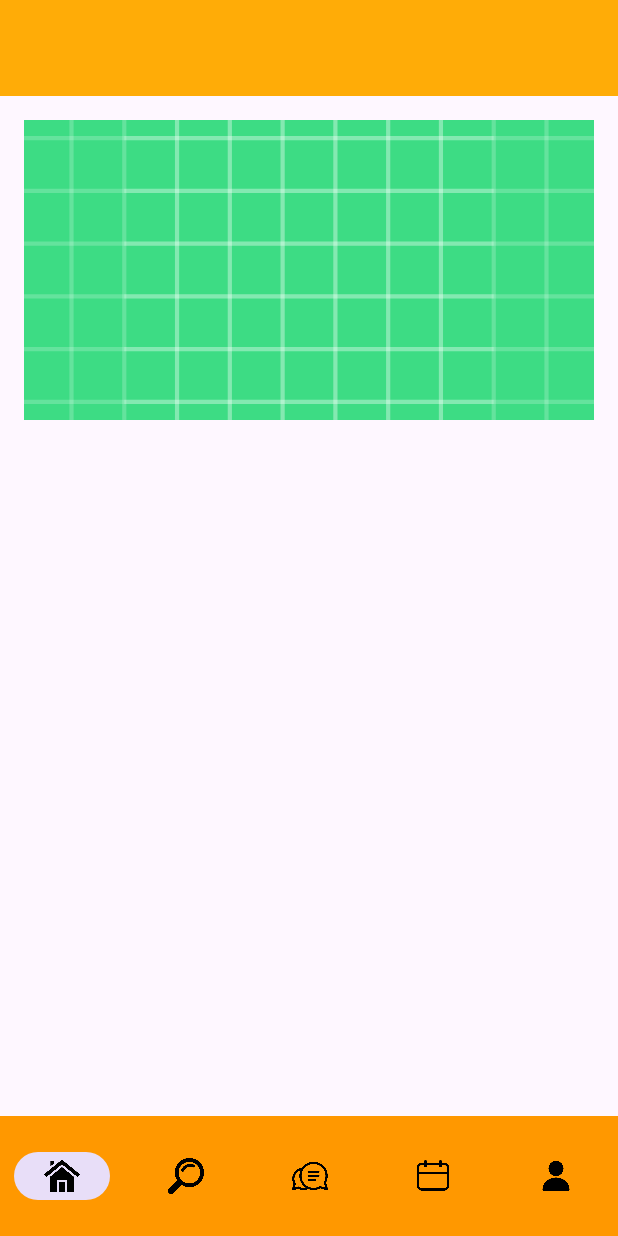
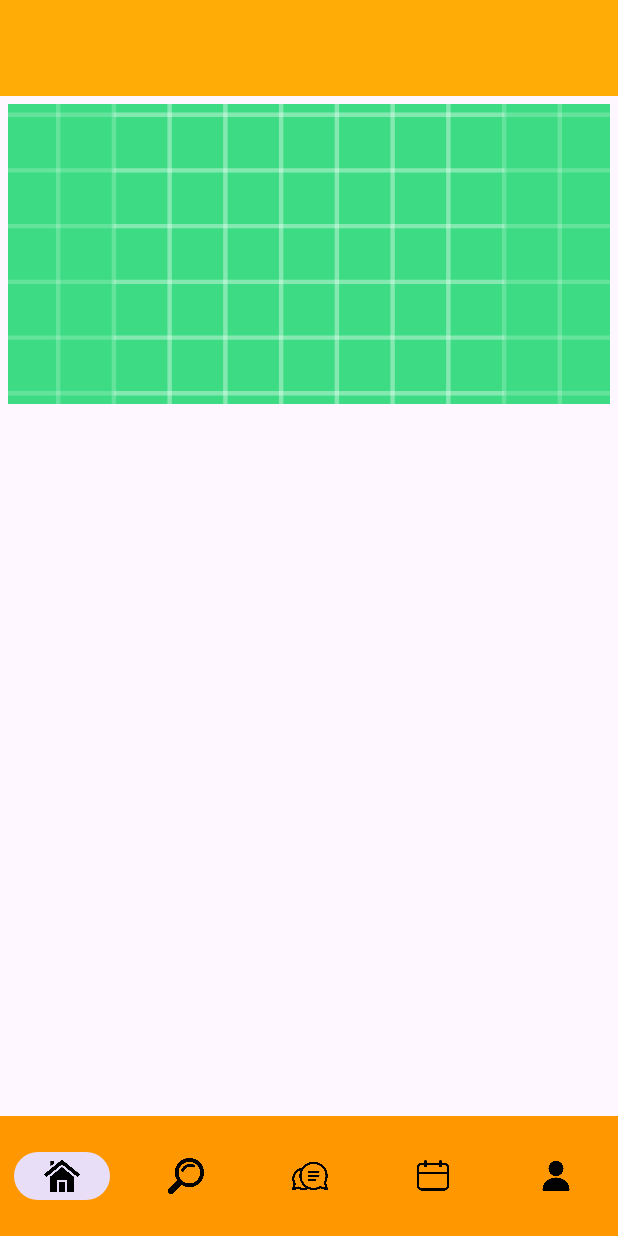
Before and after one commit to Park147/1st-Web-App-Project, an Android app: the layout activity_detail.xml on its own in the app's theme, with its tools: preview values and no code run, on a phone screen of 412 x 824 dp. Run offline under Robolectric (Android 15) with nearby library versions, the phone set to English and light mode, and no system bars.

```diff
--- a/app/src/main/res/layout/activity_detail.xml
+++ b/app/src/main/res/layout/activity_detail.xml
@@ -10,7 +10,8 @@
         android:id="@+id/appBarLayout"
         android:layout_width="match_parent"
         android:layout_height="wrap_content"
-        android:theme="@style/ThemeOverlay.AppCompat.ActionBar">
+        android:theme="@style/ThemeOverlay.AppCompat.ActionBar"
+        tools:ignore="MissingConstraints">
 
         <androidx.appcompat.widget.Toolbar
             android:id="@+id/toolbar"
@@ -25,13 +26,13 @@
     <LinearLayout
         android:layout_width="match_parent"
         android:layout_height="0dp"
-        android:layout_marginStart="16dp"
-        android:layout_marginTop="16dp"
-        android:layout_marginEnd="16dp"
-        android:layout_marginBottom="16dp"
+        android:layout_marginStart="5dp"
+        android:layout_marginTop="5dp"
+        android:layout_marginEnd="5dp"
+        android:layout_marginBottom="5dp"
         android:orientation="vertical"
         app:layout_behavior="@string/appbar_scrolling_view_behavior"
-        app:layout_constraintBottom_toTopOf="@+id/bottommenu"
+        app:layout_constraintBottom_toTopOf="@+id/bottomMenu"
         app:layout_constraintTop_toBottomOf="@id/appBarLayout">
 
         <ImageView
@@ -69,7 +70,7 @@
     </LinearLayout>
 
     <com.google.android.material.bottomnavigation.BottomNavigationView
-        android:id="@+id/bottommenu"
+        android:id="@+id/bottomMenu"
         android:layout_width="0dp"
         android:layout_height="wrap_content"
         android:background="#FF9800"
```
Also changed, not shown: app/src/main/java/com/example/a1st_web_app_project/DetailActivity.kt (+30 -22 lines), app/src/main/java/com/example/a1st_web_app_project/fragment/FragmentFirst.kt (+8 -3 lines).
